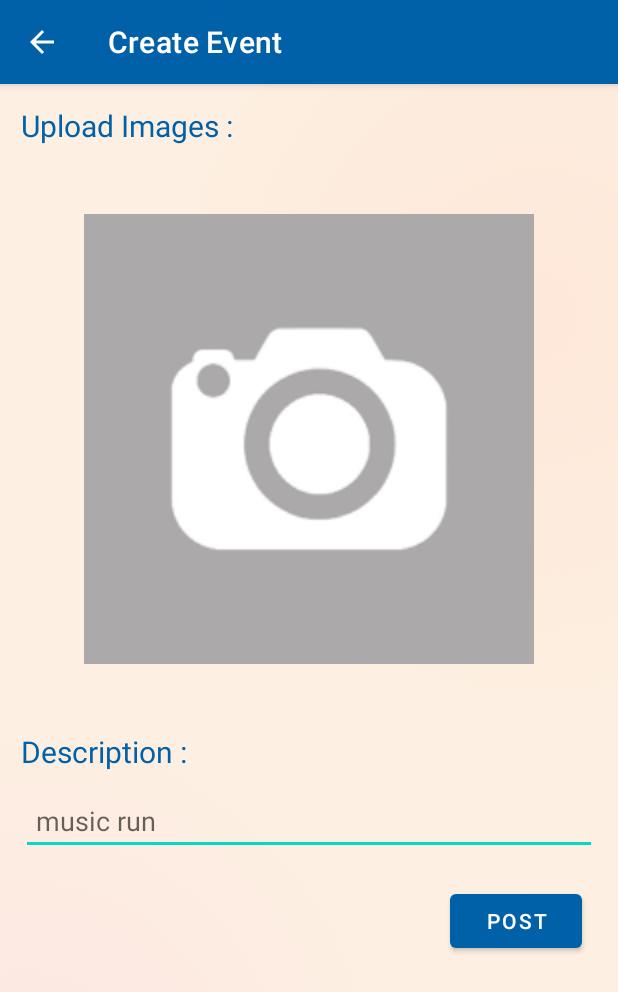
After one commit to Totroeujin/UmLife, an Android app: the CreatePostActivity screen opened directly, with no data from a screen before it, on a phone screen of 412 x 824 dp. The commit adds this screen. Shown: the top 992 px of the screen. Run offline under Robolectric (Android 15) with nearby library versions, the phone set to English and light mode, and no system bars.

Commit message:
create-post-interface

```diff
--- a/app/src/main/AndroidManifest.xml
+++ b/app/src/main/AndroidManifest.xml
@@ -15,11 +15,17 @@
         android:theme="@style/Theme.UmLife"
         tools:targetApi="31">
         <activity
+            android:name=".CreatePostActivity"
+            android:exported="false"
+            android:label="Create Event"
+            android:parentActivityName=".HomePageActivity"
+            android:theme="@style/Theme.UmLife" />
+        <activity
             android:name=".CreateOrEditEventActivity"
-            android:theme="@style/Theme.UmLife"
+            android:exported="false"
             android:label="Create Event"
-            android:exported="false"
-            android:parentActivityName=".HomePageActivity" />
+            android:parentActivityName=".HomePageActivity"
+            android:theme="@style/Theme.UmLife" />
         <activity
             android:name=".RegisterActivity"
             android:exported="false"
@@ -38,8 +44,8 @@
         </activity>
         <activity
             android:name=".HomePageActivity"
-            android:theme="@style/Theme.UmLife.NoActionBar"
-            android:exported="true" />
+            android:exported="true"
+            android:theme="@style/Theme.UmLife.NoActionBar" />
         <activity
             android:name=".MainActivity"
             android:exported="true"
--- /dev/null
+++ b/app/src/main/java/com/example/umlife/CreatePostActivity.java
@@ -0,0 +1,21 @@
+package com.example.umlife;
+
+import androidx.appcompat.app.AppCompatActivity;
+
+import android.os.Bundle;
+
+public class CreatePostActivity extends AppCompatActivity {
+
+    @Override
+    protected void onCreate(Bundle savedInstanceState) {
+        super.onCreate(savedInstanceState);
+        setContentView(R.layout.activity_create_post);
+
+        try {
+            getSupportActionBar().setDisplayHomeAsUpEnabled(true);
+            getSupportActionBar().setDisplayShowHomeEnabled(true);
+        } catch (Exception e) {
+            System.out.println(e);
+        }
+    }
+}
--- a/app/src/main/res/layout/activity_create_or_edit_event.xml
+++ b/app/src/main/res/layout/activity_create_or_edit_event.xml
@@ -9,6 +9,9 @@
     <LinearLayout
         android:layout_width="match_parent"
         android:layout_height="wrap_content"
+        android:background="@drawable/uni_life_homepage"
+        android:backgroundTint="#80FFFFFF"
+        android:backgroundTintMode="src_over"
         android:orientation="vertical">
 
         <ScrollView
--- /dev/null
+++ b/app/src/main/res/layout/activity_create_post.xml
@@ -0,0 +1,73 @@
+<?xml version="1.0" encoding="utf-8"?>
+<androidx.constraintlayout.widget.ConstraintLayout xmlns:android="http://schemas.android.com/apk/res/android"
+    xmlns:app="http://schemas.android.com/apk/res-auto"
+    xmlns:tools="http://schemas.android.com/tools"
+    android:layout_width="match_parent"
+    android:layout_height="match_parent"
+    tools:context=".CreatePostActivity">
+
+    <LinearLayout
+        android:layout_width="match_parent"
+        android:layout_height="wrap_content"
+        android:background="@drawable/uni_life_homepage"
+        android:backgroundTint="#80FFFFFF"
+        android:backgroundTintMode="src_over"
+        android:orientation="vertical">
+
+        <ScrollView
+            android:id="@+id/fragment_container"
+            android:layout_width="match_parent"
+            android:layout_height="match_parent"
+            android:layout_margin="14dp">
+
+            <LinearLayout
+                android:layout_width="match_parent"
+                android:layout_height="wrap_content"
+                android:orientation="vertical">
+
+                <TextView
+                    android:layout_width="wrap_content"
+                    android:layout_height="wrap_content"
+                    android:text="Upload Images : "
+                    android:textColor="@color/dark_blue"
+                    android:textSize="20dp"/>
+
+                <ImageView
+                    android:id="@+id/eventImage"
+                    android:layout_width="300dp"
+                    android:layout_height="350dp"
+                    android:layout_margin="20dp"
+                    android:layout_gravity="center"
+                    android:src="@drawable/empty_photo"/>
+
+                <TextView
+                    android:layout_width="wrap_content"
+                    android:layout_height="wrap_content"
+                    android:text="Description : "
+                    android:textColor="@color/dark_blue"
+                    android:textSize="20dp"/>
+
+                <EditText
+                    android:id="@+id/eventName"
+                    android:layout_width="match_parent"
+                    android:layout_height="match_parent"
+                    android:layout_marginVertical="10dp"
+                    android:paddingLeft="10dp"
+                    android:hint="music run"/>
+
+                <Button
+                    android:id="@+id/button"
+                    android:layout_width="wrap_content"
+                    android:layout_height="wrap_content"
+                    android:layout_margin="10dp"
+                    android:text="POST"
+                    android:layout_gravity="right"
+                    tools:layout_editor_absoluteX="148dp"
+                    tools:layout_editor_absoluteY="266dp" />
+
+            </LinearLayout>
+        </ScrollView>
+
+    </LinearLayout>
+
+</androidx.constraintlayout.widget.ConstraintLayout>
```
